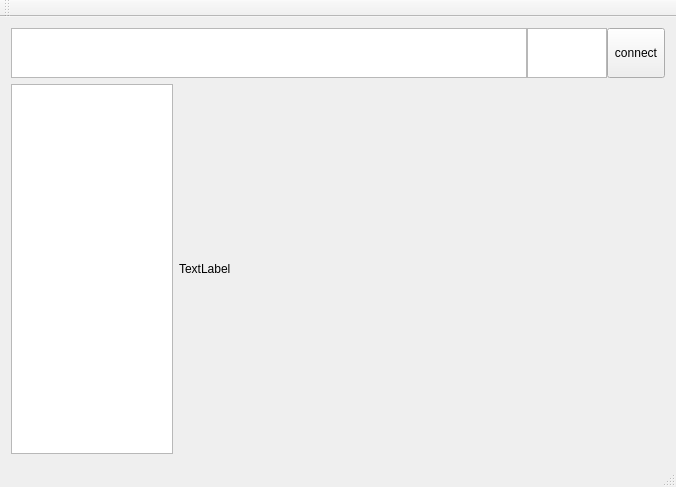
The window that mypeerclient/mainwindow.ui (chinasarft/learnwebrtc) describes before a commit, drawn with Qt 5.
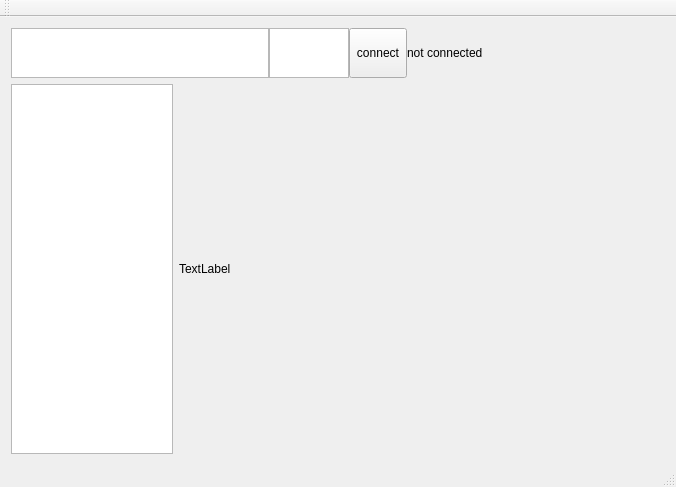
The same window after the commit.

What changed in the file:
```diff
--- a/mypeerclient/mainwindow.ui
+++ b/mypeerclient/mainwindow.ui
@@ -77,6 +77,19 @@
          </property>
         </widget>
        </item>
+       <item>
+        <widget class="QLabel" name="state">
+         <property name="sizePolicy">
+          <sizepolicy hsizetype="Expanding" vsizetype="Preferred">
+           <horstretch>0</horstretch>
+           <verstretch>0</verstretch>
+          </sizepolicy>
+         </property>
+         <property name="text">
+          <string>not connected</string>
+         </property>
+        </widget>
+       </item>
       </layout>
      </widget>
     </item>
```
